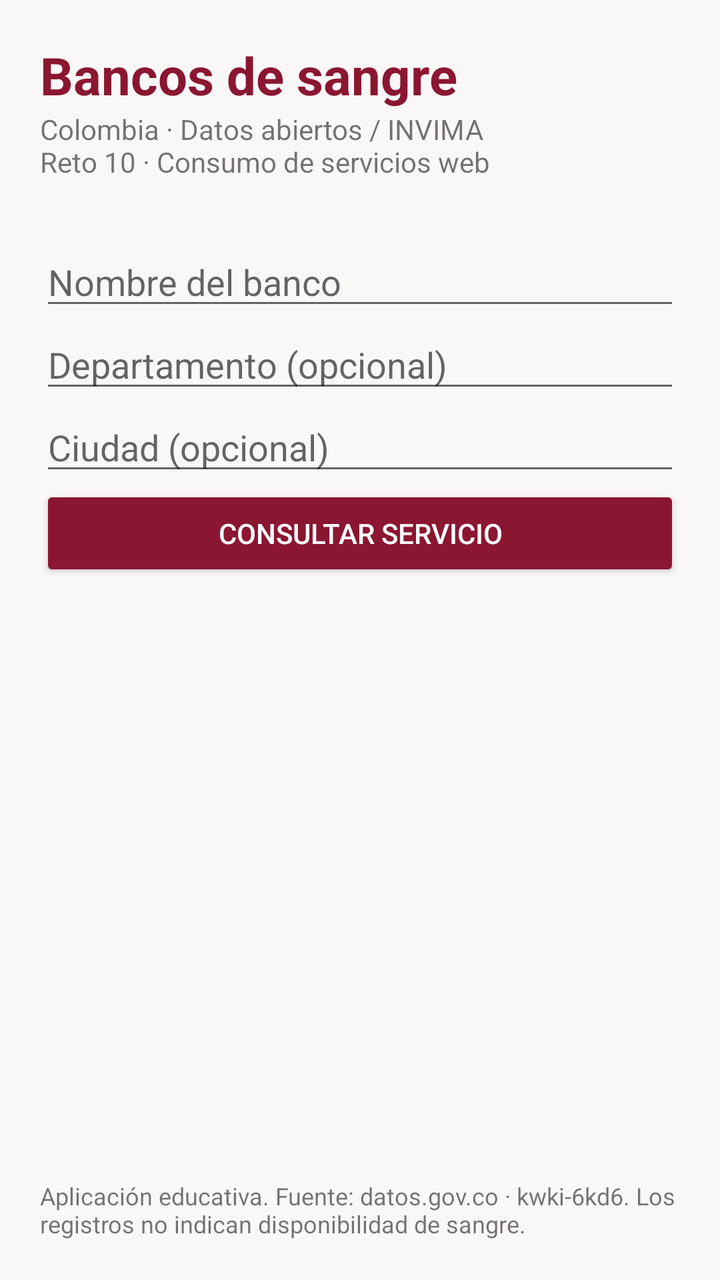
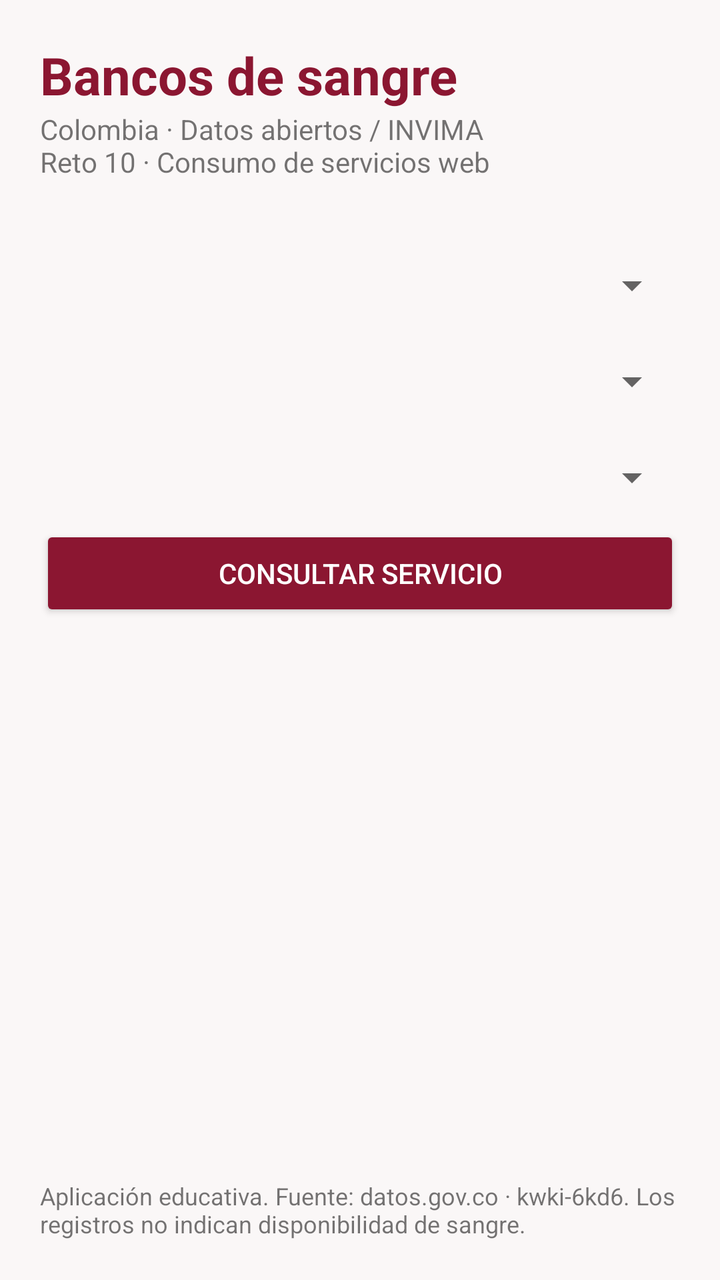

Compare the two renders of this Android layout. The source of the first and the diff that turns it into the second are given below.
<!-- AndroidManifest.xml: application theme AppTheme -->
<!-- res/layout/activity_main.xml -->
<?xml version="1.0" encoding="utf-8"?>

<LinearLayout xmlns:android="http://schemas.android.com/apk/res/android"
    android:id="@+id/root" android:layout_width="match_parent" android:layout_height="match_parent" android:orientation="vertical" android:padding="20dp">
    <TextView android:layout_width="match_parent" android:layout_height="wrap_content" android:text="@string/title" android:textSize="26sp" android:textStyle="bold" android:textColor="#8B1631" />
    <TextView android:layout_width="match_parent" android:layout_height="wrap_content" android:text="@string/subtitle" android:textSize="14sp" android:paddingBottom="12dp" />
    <TextView android:id="@+id/service_mode" android:layout_width="match_parent" android:layout_height="wrap_content" android:textSize="12sp" android:textColor="#8B1631" />
    <EditText android:id="@+id/name" android:layout_width="match_parent" android:layout_height="wrap_content" android:hint="@string/bank_hint" android:importantForAutofill="no" android:inputType="text" android:maxLines="1" />
    <EditText android:id="@+id/department" android:layout_width="match_parent" android:layout_height="wrap_content" android:hint="@string/department_hint" android:importantForAutofill="no" android:inputType="text" android:maxLines="1" />
    <EditText android:id="@+id/city" android:layout_width="match_parent" android:layout_height="wrap_content" android:hint="@string/city_hint" android:importantForAutofill="no" android:inputType="text" android:maxLines="1" />
    <Button android:id="@+id/search" android:layout_width="match_parent" android:layout_height="wrap_content" android:text="@string/search" android:backgroundTint="#8B1631" android:textColor="#FFFFFF" />
    <ProgressBar android:id="@+id/progress" android:layout_width="wrap_content" android:layout_height="wrap_content" android:layout_gravity="center" android:visibility="gone" />
    <TextView android:id="@+id/status" android:layout_width="match_parent" android:layout_height="wrap_content" android:paddingTop="8dp" android:paddingBottom="8dp" android:accessibilityLiveRegion="polite" />
    <ListView android:id="@+id/list" android:layout_width="match_parent" android:layout_height="0dp" android:layout_weight="1" android:dividerHeight="8dp" />
    <TextView android:layout_width="match_parent" android:layout_height="wrap_content" android:text="@string/footer" android:textSize="12sp" />
</LinearLayout>
<!-- resources referenced by this layout -->
<resources>
  <string name="bank_hint">Nombre del banco</string>
  <string name="city_hint">Ciudad (opcional)</string>
  <string name="department_hint">Departamento (opcional)</string>
  <string name="footer">Aplicación educativa. Fuente: datos.gov.co · kwki-6kd6. Los registros no indican disponibilidad de sangre.</string>
  <string name="search">Consultar servicio</string>
  <string name="subtitle">Colombia · Datos abiertos / INVIMA\nReto 10 · Consumo de servicios web</string>
  <string name="title">Bancos de sangre</string>
  <style name="AppTheme" parent="AppTheme.Base" />
  <style name="AppTheme.Base" parent="android:style/Theme.Material.Light.NoActionBar">
          <item name="android:windowBackground">#FAF7F7</item>
          <item name="android:colorAccent">#8B1631</item>
          <item name="android:windowLightStatusBar">true</item>
      </style>
</resources>

<!-- the commit's change to res/layout/activity_main.xml (unified diff, before → after) -->
@@ -1,13 +1,12 @@
 <?xml version="1.0" encoding="utf-8"?>
-
 <LinearLayout xmlns:android="http://schemas.android.com/apk/res/android"
     android:id="@+id/root" android:layout_width="match_parent" android:layout_height="match_parent" android:orientation="vertical" android:padding="20dp">
     <TextView android:layout_width="match_parent" android:layout_height="wrap_content" android:text="@string/title" android:textSize="26sp" android:textStyle="bold" android:textColor="#8B1631" />
     <TextView android:layout_width="match_parent" android:layout_height="wrap_content" android:text="@string/subtitle" android:textSize="14sp" android:paddingBottom="12dp" />
     <TextView android:id="@+id/service_mode" android:layout_width="match_parent" android:layout_height="wrap_content" android:textSize="12sp" android:textColor="#8B1631" />
-    <EditText android:id="@+id/name" android:layout_width="match_parent" android:layout_height="wrap_content" android:hint="@string/bank_hint" android:importantForAutofill="no" android:inputType="text" android:maxLines="1" />
-    <EditText android:id="@+id/department" android:layout_width="match_parent" android:layout_height="wrap_content" android:hint="@string/department_hint" android:importantForAutofill="no" android:inputType="text" android:maxLines="1" />
-    <EditText android:id="@+id/city" android:layout_width="match_parent" android:layout_height="wrap_content" android:hint="@string/city_hint" android:importantForAutofill="no" android:inputType="text" android:maxLines="1" />
+    <Spinner android:id="@+id/name" android:layout_width="match_parent" android:layout_height="48dp" android:contentDescription="@string/bank_hint" android:spinnerMode="dialog" android:prompt="@string/bank_hint" />
+    <Spinner android:id="@+id/department" android:layout_width="match_parent" android:layout_height="48dp" android:contentDescription="@string/department_hint" android:spinnerMode="dialog" android:prompt="@string/department_hint" />
+    <Spinner android:id="@+id/city" android:layout_width="match_parent" android:layout_height="48dp" android:contentDescription="@string/city_hint" android:spinnerMode="dialog" android:prompt="@string/city_hint" />
     <Button android:id="@+id/search" android:layout_width="match_parent" android:layout_height="wrap_content" android:text="@string/search" android:backgroundTint="#8B1631" android:textColor="#FFFFFF" />
     <ProgressBar android:id="@+id/progress" android:layout_width="wrap_content" android:layout_height="wrap_content" android:layout_gravity="center" android:visibility="gone" />
     <TextView android:id="@+id/status" android:layout_width="match_parent" android:layout_height="wrap_content" android:paddingTop="8dp" android:paddingBottom="8dp" android:accessibilityLiveRegion="polite" />
